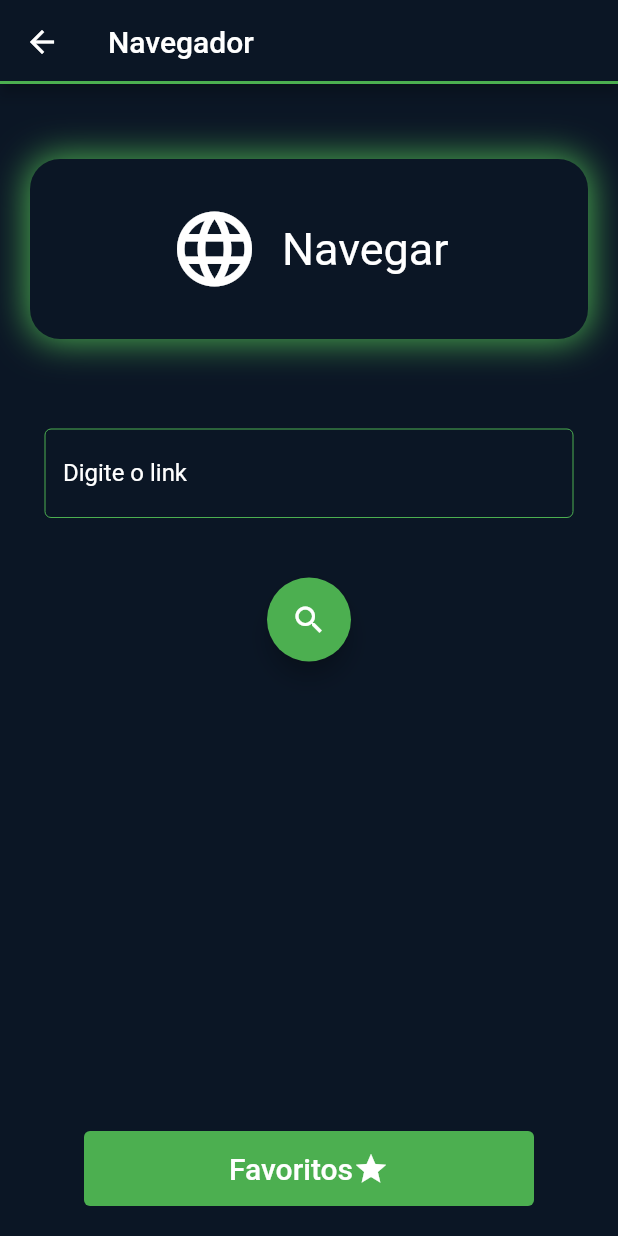
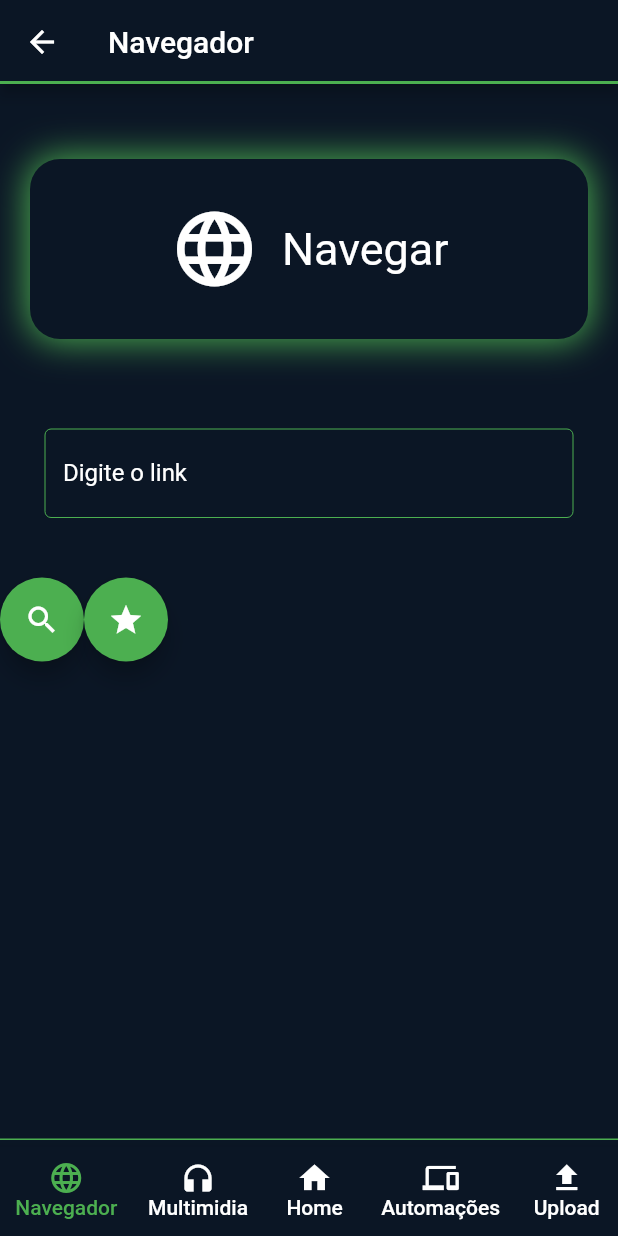
Before and after one commit to subaru3rem/Icaros, a Flutter app: the Navegador screen opened directly, on a phone screen of 412 x 824 dp. Run offline on Flutter 3.47's test engine with Material 2 defaults, Android fonts, the phone set to English and light mode, and no system bars; our stand-ins replace file_picker, shared_preferences; missing offline and left inert: flutter_barcode_scanner; accounts and stored records are empty.

Commit message:
adição do menu de navegação

```diff
--- /dev/null
+++ b/app/lib/botomappbarwidgets.dart
@@ -0,0 +1,131 @@
+import 'package:flutter/material.dart';
+import 'package:Icaros/main.dart';
+import 'package:Icaros/screens/navegador.dart';
+import 'package:Icaros/screens/multimidia.dart';
+import 'package:Icaros/screens/automacoes.dart';
+import 'package:Icaros/screens/env_file.dart';
+import 'package:Icaros/values/values.dart';
+
+
+class BottomAppBarWidgets extends StatefulWidget{
+  const BottomAppBarWidgets({super.key});
+
+  @override
+  // ignore: library_private_types_in_public_api
+  _BottomAppBarWidgets createState() => _BottomAppBarWidgets();
+}
+class _BottomAppBarWidgets extends State<BottomAppBarWidgets>{
+  void navegator(){
+    if(Window.window != "mavegator"){
+      Window.window = "navegator";
+      Navigator.pop(context);
+      Navigator.push(
+        context,
+        MaterialPageRoute(builder: (context) => Navegador())
+      );
+    }
+  }
+  void multimidia(){
+    if(Window.window != "multimidia"){
+      Window.window = "multimidia";
+      Navigator.pop(context);
+      Navigator.push(
+        context,
+        MaterialPageRoute(builder: (context) => Multimidia())
+      );
+    }
+  }
+  void automacao(){
+    if(Window.window != "automacao"){
+      Window.window = "automacao";
+      Navigator.pop(context);
+      Navigator.push(
+        context,
+        MaterialPageRoute(builder: (context)=>Automacoes())
+      );
+    }
+  }
+  void envFile(){
+    if(Window.window != "envFile"){
+      Window.window = "envFile";
+      Navigator.pop(context);
+      Navigator.push(
+        context,
+        MaterialPageRoute(builder: (context)=>Env_file())
+      );
+    }
+  }
+  void home(){
+    if(Window.window != "home"){
+      Window.window = "home";
+      Navigator.pop(context);
+      Navigator.push(
+        context,
+        MaterialPageRoute(builder: (context)=>const MyHomePage(title: "Icaros"))
+      );
+    }
+  }
+  @override
+  Widget build(BuildContext context){
+    return Container(
+      decoration: const BoxDecoration(
+        border: Border(top: BorderSide(width: 1, color: custom_colors.secundary_color))
+      ),
+      height:65.0,
+      padding: const EdgeInsets.only(top:5.0),
+      child: BottomAppBar(
+      shape: const CircularNotchedRectangle(),
+      color: custom_colors.primary_color,
+      child: Row(
+        mainAxisAlignment: MainAxisAlignment.spaceAround,
+        children: [
+          TextButton(
+            onPressed: navegator,
+            child:Column(
+              children:[
+                Icon(Icons.language, color:Window.window == "navegator"?custom_colors.secundary_color:Colors.white),
+                Text("Navegador", style: TextStyle(color:Window.window == "navegator"?custom_colors.secundary_color:Colors.white))
+              ]
+            )
+          ),
+          TextButton(
+            onPressed: multimidia,
+            child:Column(
+              children:[
+                Icon(Icons.headphones, color:Window.window == "multimidia"?custom_colors.secundary_color:Colors.white),
+                Text("Multimidia", style: TextStyle(color:Window.window == "multimidia"?custom_colors.secundary_color:Colors.white))
+              ]
+            )
+          ),
+          TextButton(
+            onPressed: home,
+            child:Column(
+              children:[
+                Icon(Icons.home, color:Window.window == "home"?custom_colors.secundary_color:Colors.white),
+                Text("Home", style: TextStyle(color:Window.window == "home"?custom_colors.secundary_color:Colors.white))
+              ]
+            )
+          ),
+          TextButton(
+            onPressed: automacao,
+            child:Column(
+              children:[
+                Icon(Icons.devices, color:Window.window == "automacao"?custom_colors.secundary_color:Colors.white),
+                Text("Automações", style: TextStyle(color:Window.window == "automacao"?custom_colors.secundary_color:Colors.white))
+              ]
+            )
+          ),
+          TextButton(
+            onPressed: envFile,
+            child:Column(
+              children:[
+                Icon(Icons.file_upload, color:Window.window == "envFile"?custom_colors.secundary_color:Colors.white),
+                Text("Upload", style: TextStyle(color:Window.window == "envFile"?custom_colors.secundary_color:Colors.white))
+              ]
+            )
+          ),
+      ]),
+    )
+    );
+  }
+}
--- a/app/lib/screens/env_file.dart
+++ b/app/lib/screens/env_file.dart
@@ -1,8 +1,9 @@
 import 'dart:io';
-import 'package:file_picker/file_picker.dart';
 import 'package:flutter/material.dart';
 import 'package:http/http.dart' as http;
 import 'package:Icaros/values/values.dart';
+import 'package:file_picker/file_picker.dart';
+import 'package:Icaros/botomappbarwidgets.dart';
 
 
 class Env_file extends StatefulWidget{
@@ -22,7 +23,8 @@ class _Env_file extends State<Env_file> {
           )
         ),
       ),
-      body: Env_file_widgets()
+      body: Env_file_widgets(),
+      bottomNavigationBar: const BottomAppBarWidgets(),
     );
   }
 }
--- a/app/lib/screens/navegador.dart
+++ b/app/lib/screens/navegador.dart
@@ -1,13 +1,9 @@
 import 'dart:convert';
 import 'package:flutter/material.dart';
+import 'package:http/http.dart' as http;
 import 'package:Icaros/values/values.dart';
-import 'package:http/http.dart' as http;
-import 'package:dio/dio.dart';
+import 'package:Icaros/botomappbarwidgets.dart';
 import 'package:shared_preferences/shared_preferences.dart';
-
-
-
-
 
 class Navegador extends StatefulWidget {
   @override
@@ -27,6 +23,7 @@ class _Navegador extends State<Navegador>{
         ),
       ),
       body: Navegador_widgets(),
+      bottomNavigationBar: const BottomAppBarWidgets(),
       );
   }
 }
@@ -85,35 +82,26 @@ class _Navegador_widgets extends State<Navegador_widgets>{
               ),
             )
             ),
+            Row(
+              children: [
                 Container(
                   margin: const EdgeInsets.only(top:20,bottom: 20),
                   child:FloatingActionButton(
                     heroTag: 'btn_search',
                     onPressed: ()=>serve(_link),
                     child: const Icon(Icons.search),
-            )),
-            const Expanded(child: Center()),
-            Column(
-      mainAxisAlignment: MainAxisAlignment.end,
-      children: <Widget>[Container(
-        margin: const EdgeInsets.all(20),
-        width: 300.0,
-        height: 50.0,
-        child: TextButton(
+                  )
+                ),
+                Container(
+                  margin: const EdgeInsets.only(top:20,bottom: 20),
+                  child:FloatingActionButton(
+                    heroTag: 'bnt_fav',
                     onPressed: fav,
-          style: const ButtonStyle(
-            backgroundColor: MaterialStatePropertyAll<Color>(custom_colors.secundary_color),
+                    child: const Icon(Icons.star),
+                  )
                 ),
-          child:Row(
-            mainAxisAlignment: MainAxisAlignment.center,
-            children: const <Widget>[
-              Text('Favoritos', style: TextStyle(color:Colors.white, fontSize: 20),),
-              Icon(Icons.star, color:Colors.white),
-            ]
-          ),
-        ),
-      ),]
-    ),
+              ],
+            )
     ]
     );}
   void fav(){
--- a/app/lib/values/values.dart
+++ b/app/lib/values/values.dart
@@ -7,3 +7,6 @@ class custom_colors{
 class Ips{
   static String ip = '';
 }
+class Window{
+  static String window = 'home';
+}
```
Also changed, not shown: app/lib/main.dart (+5 -3 lines), app/lib/screens/automacoes.dart (+4 -4 lines), app/lib/screens/multimidia.dart (+8 -4 lines). Lines whose indentation alone changed are shown as unchanged.
